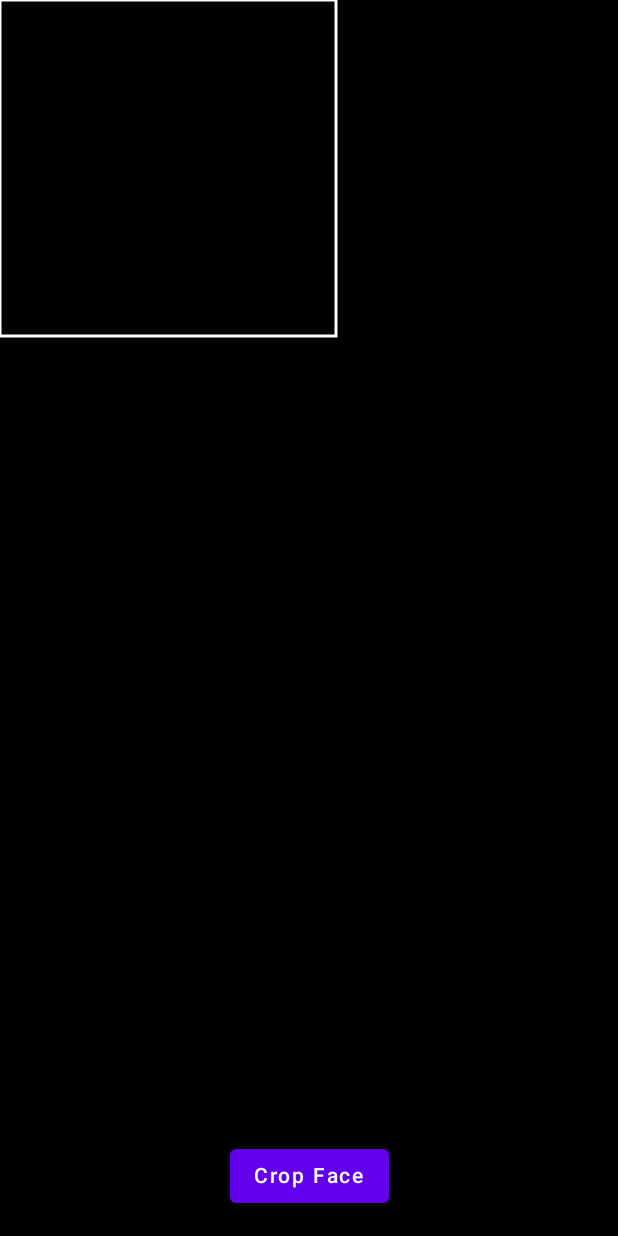
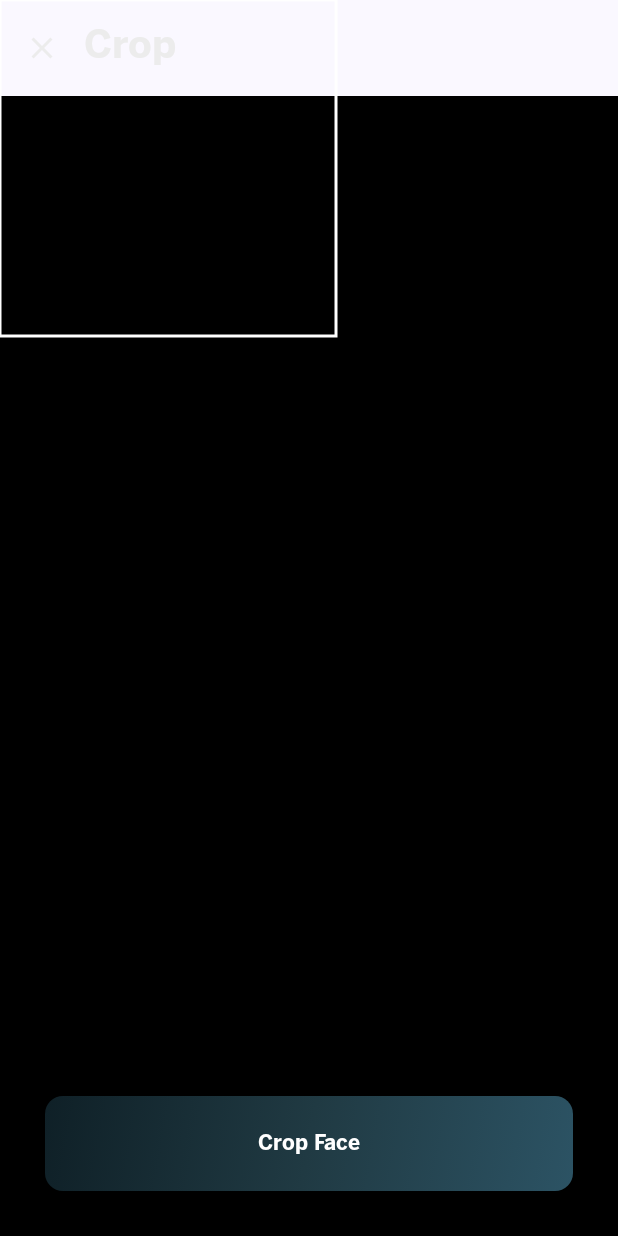
Before and after one commit to Izanami09/AuraMatch, an Android app built with Jetpack Compose: the ImageCropperScreen screen opened through its navigation route, on a phone screen of 412 x 824 dp. Run offline under Robolectric (Android 15) with nearby library versions, the phone set to English and light mode, and no system bars; our stand-ins replace Dagger/Hilt's generated code, accompanist; libraries missing offline, so code that uses them is left out: androidx.camera.core, androidx.camera.view, com.dotlottie.dlplayer, com.lottiefiles.dotlottie; 23 statements that could not run were skipped.

Commit message:
Finished the project

```diff
--- a/app/src/main/java/com/example/auraprototype/ui/presentation/screen/detectionAndClassificaitonScreen/ImageCropScreen.kt
+++ b/app/src/main/java/com/example/auraprototype/ui/presentation/screen/detectionAndClassificaitonScreen/ImageCropScreen.kt
@@ -7,7 +7,17 @@ import androidx.compose.foundation.background
 import androidx.compose.foundation.gestures.detectDragGestures
 import androidx.compose.foundation.layout.*
 import androidx.compose.material.Button
+import androidx.compose.material.ButtonDefaults
+import androidx.compose.material.Icon
+import androidx.compose.material.MaterialTheme.colors
 import androidx.compose.material.Text
+import androidx.compose.material.icons.Icons
+import androidx.compose.material.icons.outlined.Close
+import androidx.compose.material.icons.outlined.Done
+import androidx.compose.material3.ExperimentalMaterial3Api
+import androidx.compose.material3.IconButton
+import androidx.compose.material3.MaterialTheme
+import androidx.compose.material3.TopAppBar
 import androidx.compose.runtime.*
 import androidx.compose.ui.Alignment
 import androidx.compose.ui.Modifier
@@ -24,7 +34,12 @@ import androidx.compose.ui.unit.dp
 import androidx.hilt.navigation.compose.hiltViewModel
 import androidx.navigation.NavBackStackEntry
 import androidx.navigation.NavController
+import com.example.auraprototype.ui.presentation.screen.splashScreen.GradientButton
+import com.example.auraprototype.ui.theme.PremiumGradient
+import com.example.auraprototype.ui.theme.SuccessColor
+import com.example.auraprototype.ui.theme.TextPrimary
 
+@OptIn(ExperimentalMaterial3Api::class)
 @Composable
 fun ImageCropperScreen(
     modifier: Modifier = Modifier.fillMaxSize(),
@@ -43,11 +58,33 @@ fun ImageCropperScreen(
     var cropBoxTopLeft by remember { mutableStateOf<Offset?>(null) }
     var canvasSize by remember { mutableStateOf(IntSize.Zero) }
 
+
     Box(
         modifier = modifier
             .background(Color.Black)
             .onSizeChanged { canvasSize = it }
     ) {
+        TopAppBar(
+            title = {
+                Text(
+                    text = "Crop",
+                    style = MaterialTheme.typography.titleMedium,
+                    color = TextPrimary
+                )
+            },
+            navigationIcon = {
+                IconButton(
+                    onClick = {navController.popBackStack()}
+                ) {
+                    Icon(
+                        imageVector = Icons.Outlined.Close,
+                        contentDescription = "Close",
+                        tint = TextPrimary
+                    )
+                }
+
+            }
+        )
         Canvas(
             modifier = Modifier
                 .fillMaxSize()
@@ -128,7 +165,7 @@ fun ImageCropperScreen(
             verticalArrangement = Arrangement.Bottom,
             horizontalAlignment = Alignment.CenterHorizontally
         ) {
-            Button(onClick = {
+            GradientButton(onClick = {
                 if (canvasSize.width > 0 && cropBoxTopLeft != null) {
                     val scale = canvasSize.width / imageBitmap.width.toFloat()
                     val cropBoxSizeImage = cropBoxSizePx / scale
@@ -145,9 +182,9 @@ fun ImageCropperScreen(
                     val finalBitmap = Bitmap.createScaledBitmap(croppedBitmap, 224, 224, true)
                     cameraViewModel.processImage(finalBitmap, navController)
                 }
-            }) {
-                Text("Crop Face")
-            }
+            },
+                message = "Crop Face"
+            )
         }
     }
 }
--- a/app/src/main/java/com/example/auraprototype/ui/presentation/screen/splashScreen/LoginScreen.kt
+++ b/app/src/main/java/com/example/auraprototype/ui/presentation/screen/splashScreen/LoginScreen.kt
@@ -92,12 +92,12 @@ fun LoginScreen(
                 textAlign = TextAlign.Center
             )
         }
-        GradientButton(onClick = { navController.navigate(AuraScreens.GenderScreen.route) })
+        GradientButton(onClick = { navController.navigate(AuraScreens.GenderScreen.route)}, "Get Started" )
     }
 }
 
 @Composable
-fun GradientButton(onClick: () -> Unit) {
+fun GradientButton(onClick: () -> Unit, message : String) {
     Box(
         modifier = Modifier
             .fillMaxWidth()
@@ -113,7 +113,7 @@ fun GradientButton(onClick: () -> Unit) {
         contentAlignment = Alignment.Center
     ) {
         Text(
-            text = "Get Started",
+            text = message,
             style = TextStyle(
                 fontWeight = FontWeight.Bold,
                 fontFamily = BentosFontFamily,
```
Also changed, not shown: app/src/main/java/com/example/auraprototype/ui/presentation/screen/detectionAndClassificaitonScreen/FaceDetectionScreen.kt (+56 -32 lines), app/src/main/res/drawable/switch_camera.png (added), 3 other files.
